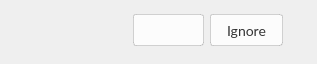
This is src/MEGASync/stalled_issues/gui/macx/StalledIssueHeader.ui in meganz/MEGAsync as Qt 5 draws it before an edit. The edited form follows.
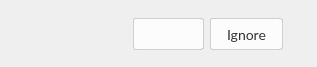
This is the edited form.

What changed in the file:
```diff
--- a/src/MEGASync/stalled_issues/gui/macx/StalledIssueHeader.ui
+++ b/src/MEGASync/stalled_issues/gui/macx/StalledIssueHeader.ui
@@ -6,8 +6,8 @@
    <rect>
     <x>0</x>
     <y>0</y>
-    <width>238</width>
-    <height>64</height>
+    <width>317</width>
+    <height>60</height>
    </rect>
   </property>
   <property name="sizePolicy">
@@ -19,13 +19,13 @@
   <property name="minimumSize">
    <size>
     <width>0</width>
-    <height>64</height>
+    <height>0</height>
    </size>
   </property>
   <property name="maximumSize">
    <size>
     <width>16777215</width>
-    <height>64</height>
+    <height>16777215</height>
    </size>
   </property>
   <property name="cursor">
@@ -71,19 +71,19 @@
     <number>6</number>
    </property>
    <property name="topMargin">
-    <number>4</number>
+    <number>10</number>
    </property>
    <property name="rightMargin">
     <number>20</number>
    </property>
    <property name="bottomMargin">
-    <number>8</number>
+    <number>9</number>
    </property>
    <property name="horizontalSpacing">
     <number>0</number>
    </property>
    <property name="verticalSpacing">
-    <number>1</number>
+    <number>2</number>
    </property>
    <item row="1" column="4" alignment="Qt::AlignLeft|Qt::AlignTop">
     <widget class="QWidget" name="errorDescription" native="true">
@@ -332,12 +332,6 @@
    </item>
    <item row="0" column="6" rowspan="2">
     <widget class="QWidget" name="actionContainer" native="true">
-     <property name="minimumSize">
-      <size>
-       <width>0</width>
-       <height>0</height>
-      </size>
-     </property>
      <property name="styleSheet">
       <string notr="true">#actionMessage
 {
```
Left out of the diff: 38 changed lines with no effect on the pictures.
